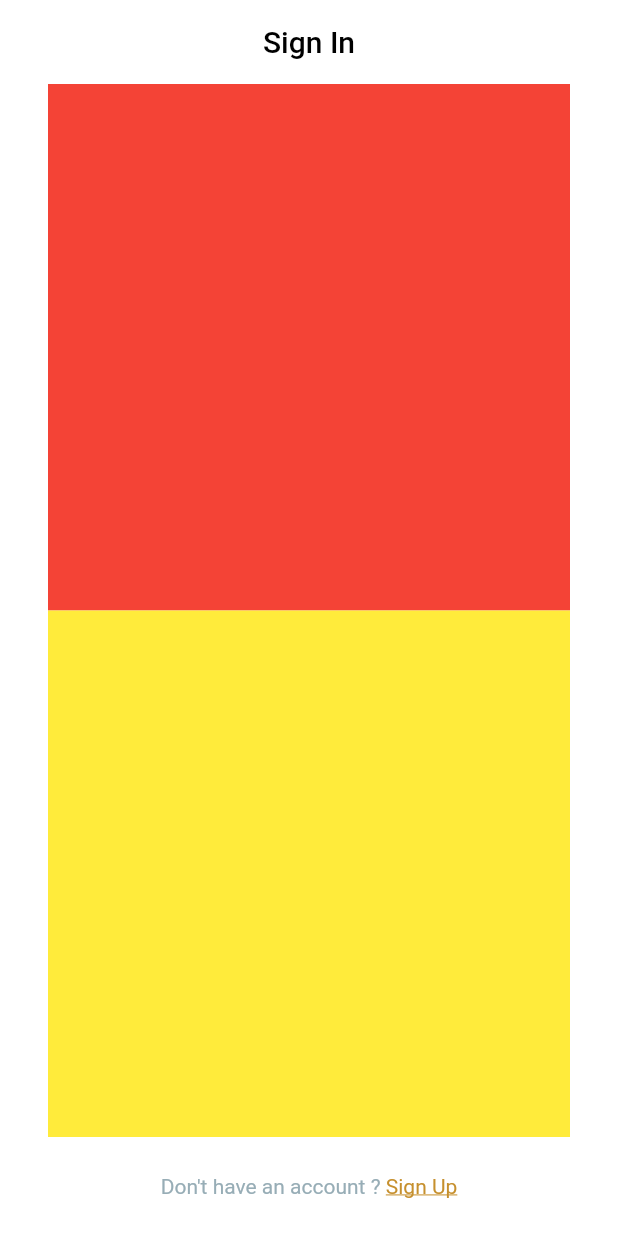
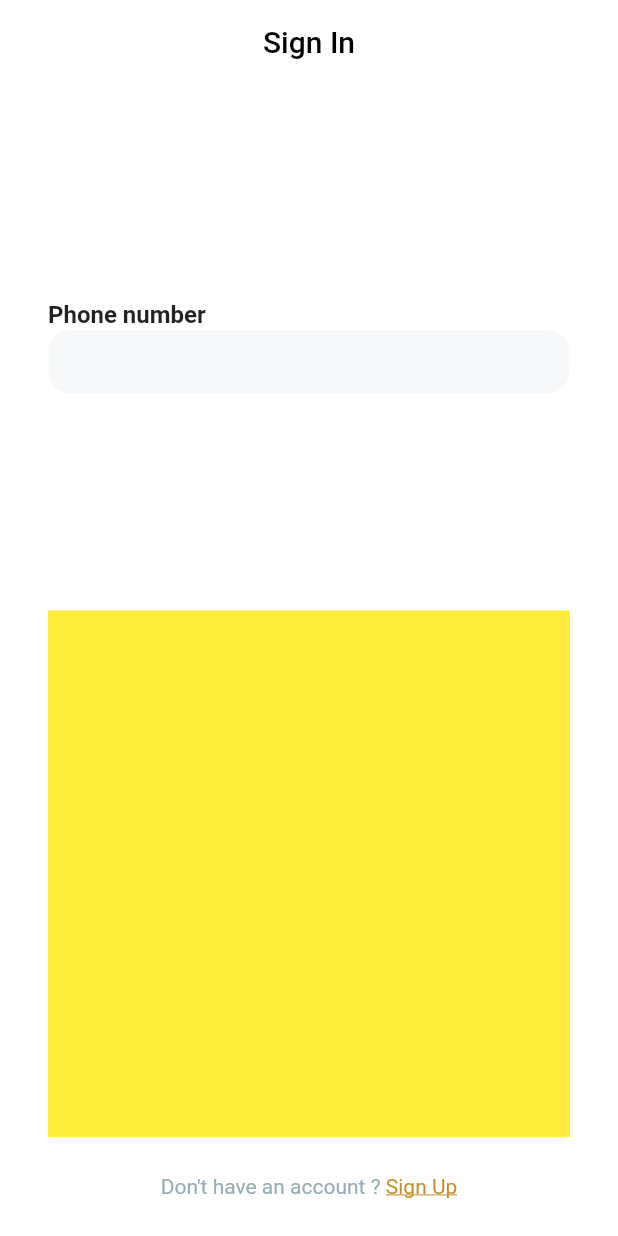
Before and after one commit to maelfosso/andi-taxi-mobile-app, a Flutter app: the SignIn screen opened directly, on a phone screen of 412 x 824 dp. Run offline on Flutter 3.47's test engine with Material 2 defaults, Android fonts, the phone set to English and light mode, and no system bars.

Commit message:
added forms in sign in ui

```diff
--- a/lib/ui/signin.dart
+++ b/lib/ui/signin.dart
@@ -21,8 +21,44 @@ class _SignInState extends State<SignIn> {
   Widget _buildForm() {
     return Expanded(
       child: Container(
-        color: Colors.red,
-      )
+        margin: EdgeInsets.symmetric(vertical: 5.0),
+        child: Column(
+          mainAxisAlignment: MainAxisAlignment.center,
+          crossAxisAlignment: CrossAxisAlignment.start,
+          children: [
+            Text(
+              "Phone number",
+              textAlign: TextAlign.left,
+              style: Theme.of(context).textTheme.subtitle1.copyWith(
+                fontWeight: FontWeight.bold,
+              ),
+            ),
+            TextField(
+              keyboardType: TextInputType.number,
+              decoration: InputDecoration(
+                filled: true,
+                fillColor: Color(0xFFF7F8F9),
+                enabledBorder: OutlineInputBorder(
+                  borderRadius: BorderRadius.circular(15.0),
+                  borderSide: BorderSide(
+                    color: Colors.white,
+                    width: 0.0
+                  )
+                ),
+                focusedBorder: OutlineInputBorder(
+                  borderRadius: BorderRadius.circular(15.0),
+                  borderSide: BorderSide(
+                    color: Theme.of(context).primaryColor,
+                    width: 1.0
+                  )
+                ),
+                contentPadding: EdgeInsets.symmetric(vertical: 12.0, horizontal: 15.0),
+                isDense: true,
+              ),
+            )
+          ]
+        ),
+      ),
     );
   }
 
```
